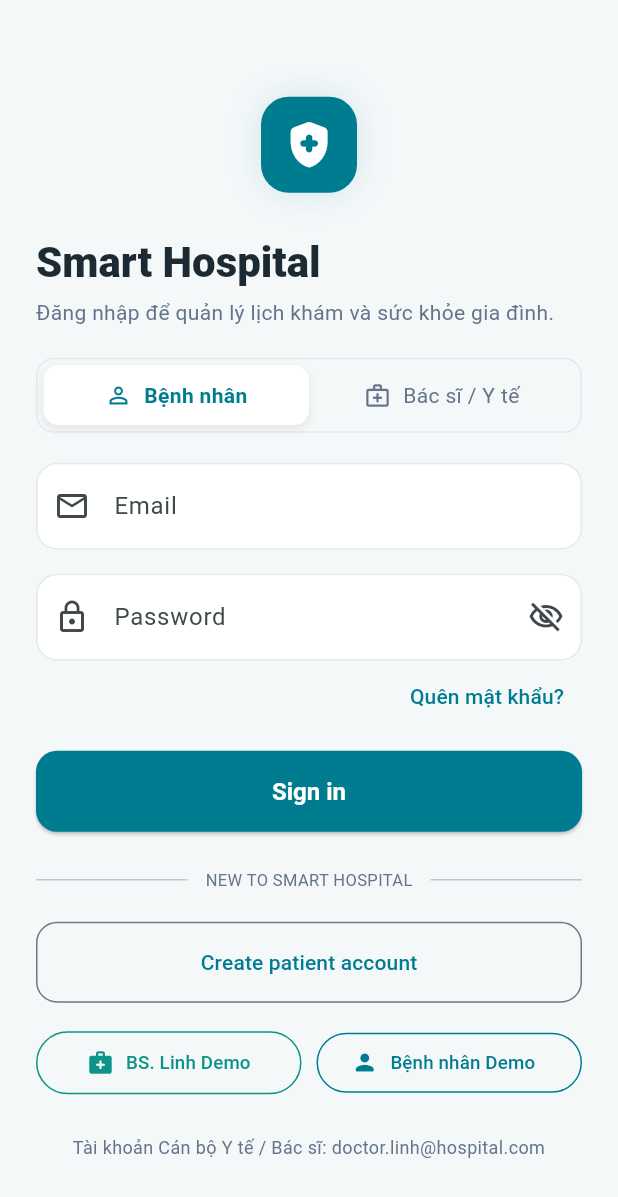
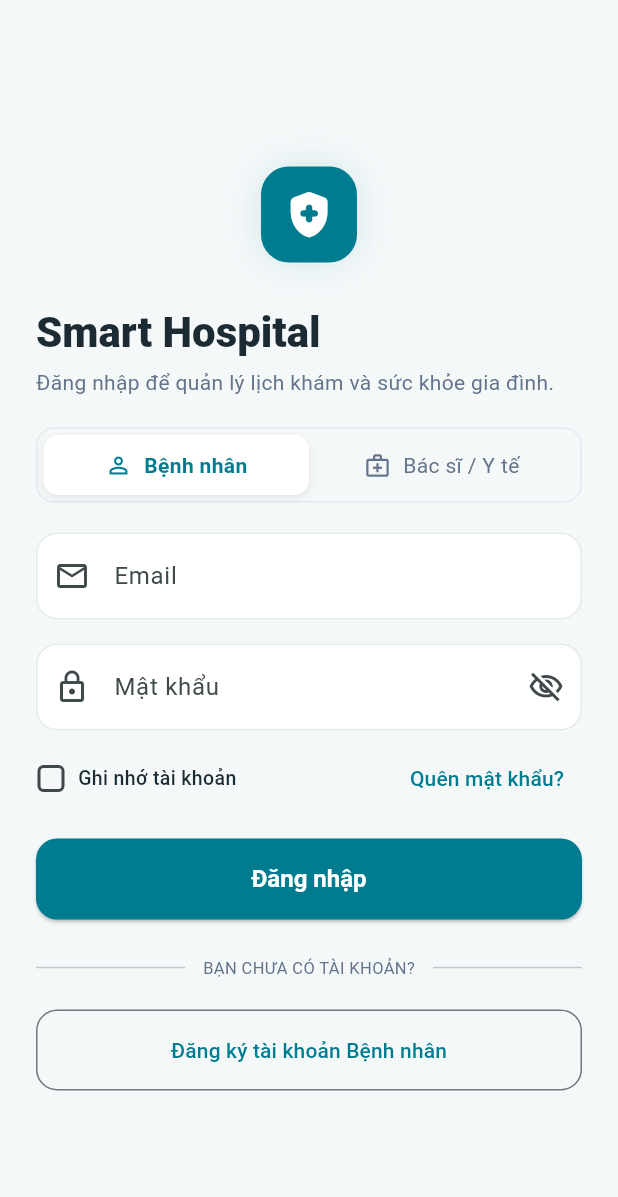
Before and after one commit to ChauThanhDat720/ChauThanhDat_2280600565_LapTrinhDiDong, a Flutter app: the screen it shows after launch, on a phone screen of 412 x 824 dp. Shown: the top 1197 px of the screen. Run offline on Flutter 3.47's test engine with Material 3 defaults, Android fonts, the phone set to English and light mode, and no system bars; our stand-ins replace camera, flutter_map, geolocator, image_picker, latlong2, pdf and 3 more; missing offline and left inert: amplify_auth_cognito, amplify_flutter, google_mlkit_pose_detection, google_mlkit_text_recognition, google_mlkit_translation, qr; accounts and stored records are empty.

Commit message:
feat(auth): enable real accounts for all doctors, patient registration persistence, remember me, and remove demo buttons

```diff
--- a/lib/core/models/app_user.dart
+++ b/lib/core/models/app_user.dart
@@ -8,10 +8,11 @@ class AppUser {
     required this.role,
     this.phoneNumber,
     this.doctorId,
+    this.department,
     this.createdAt,
   });
   final String id, fullName, email;
-  final String? phoneNumber, doctorId;
+  final String? phoneNumber, doctorId, department;
   final UserRole role;
   final DateTime? createdAt;
 }
--- a/lib/features/auth/presentation/login_screen.dart
+++ b/lib/features/auth/presentation/login_screen.dart
@@ -1,7 +1,9 @@
 import 'package:flutter/material.dart';
+import 'package:shared_preferences/shared_preferences.dart';
 
 import '../../../core/theme/app_theme.dart';
 import '../../../core/widgets/app_widgets.dart';
+import '../repositories/auth_repository.dart';
 import '../repositories/auth_repository_provider.dart';
 import 'forgot_password_screen.dart';
 import 'role_home.dart';
@@ -21,6 +23,27 @@ class _LoginScreenState extends State<LoginScreen> {
   bool _obscure = true;
   bool _loading = false;
   bool _isDoctorMode = false;
+  bool _rememberMe = false;
+
+  @override
+  void initState() {
+    super.initState();
+    _loadRememberedAccount();
+  }
+
+  Future<void> _loadRememberedAccount() async {
+    final prefs = await SharedPreferences.getInstance();
+    final remembered = prefs.getBool('auth_remember_me') ?? false;
+    if (remembered && mounted) {
+      final savedEmail = prefs.getString('auth_remembered_email') ?? '';
+      final isDoc = prefs.getBool('auth_remembered_is_doctor') ?? false;
+      setState(() {
+        _rememberMe = true;
+        _email.text = savedEmail;
+        _isDoctorMode = isDoc;
+      });
+    }
+  }
 
   @override
   void dispose() {
@@ -40,18 +63,32 @@ class _LoginScreenState extends State<LoginScreen> {
         demoName: _name.text.trim(),
       );
       if (user == null) throw StateError('No signed-in user');
+
+      final prefs = await SharedPreferences.getInstance();
+      if (_rememberMe) {
+        await prefs.setBool('auth_remember_me', true);
+        await prefs.setString('auth_remembered_email', _email.text.trim());
+        await prefs.setBool('auth_remembered_is_doctor', _isDoctorMode);
+      } else {
+        await prefs.setBool('auth_remember_me', false);
+        await prefs.remove('auth_remembered_email');
+        await prefs.remove('auth_remembered_is_doctor');
+      }
+
       if (!mounted) return;
       Navigator.of(context).pushAndRemoveUntil(
         MaterialPageRoute(builder: (_) => homeForRole(user.role, user: user)),
         (_) => false,
       );
-    } catch (_) {
+    } catch (e) {
       if (mounted) {
+        final message = e is AuthRepositoryException
+            ? e.message
+            : 'Không thể đăng nhập. Kiểm tra email, mật khẩu hoặc kết nối mạng.';
         ScaffoldMessenger.of(context).showSnackBar(
-          const SnackBar(
-            content: Text(
-              'Không thể đăng nhập. Kiểm tra email, mật khẩu hoặc kết nối mạng.',
-            ),
+          SnackBar(
+            backgroundColor: Colors.red.shade700,
+            content: Text(message),
           ),
         );
       }
@@ -82,7 +119,9 @@ class _LoginScreenState extends State<LoginScreen> {
                   ),
                   const SizedBox(height: 6),
                   Text(
-                    _isDoctorMode ? 'Cổng Bác sĩ & Bệnh án Điện tử (EMR/HIS)' : 'Đăng nhập để quản lý lịch khám và sức khỏe gia đình.',
+                    _isDoctorMode
+                        ? 'Cổng Bác sĩ & Bệnh án Điện tử (EMR/HIS)'
+                        : 'Đăng nhập để quản lý lịch khám và sức khỏe gia đình.',
                     style: const TextStyle(color: AppColors.mutedText),
                   ),
                   const SizedBox(height: 20),
@@ -101,8 +140,6 @@ class _LoginScreenState extends State<LoginScreen> {
                             onTap: () {
                               setState(() {
                                 _isDoctorMode = false;
-                                _email.clear();
-                                _password.clear();
                               });
                             },
                             borderRadius: BorderRadius.circular(10),
@@ -125,6 +162,7 @@ class _LoginScreenState extends State<LoginScreen> {
                               ),
                               child: Row(
                                 mainAxisAlignment: MainAxisAlignment.center,
+                                mainAxisSize: MainAxisSize.min,
                                 children: [
                                   Icon(
                                     Icons.person_outline,
@@ -159,8 +197,6 @@ class _LoginScreenState extends State<LoginScreen> {
                             onTap: () {
                               setState(() {
                                 _isDoctorMode = true;
-                                _email.text = 'doctor.linh@hospital.com';
-                                _password.text = '123456';
                               });
                             },
                             borderRadius: BorderRadius.circular(10),
@@ -183,6 +219,7 @@ class _LoginScreenState extends State<LoginScreen> {
                               ),
                               child: Row(
                                 mainAxisAlignment: MainAxisAlignment.center,
+                                mainAxisSize: MainAxisSize.min,
                                 children: [
                                   Icon(
                                     Icons.medical_services_outlined,
@@ -238,7 +275,7 @@ class _LoginScreenState extends State<LoginScreen> {
                           SizedBox(width: 10),
                           Expanded(
                             child: Text(
-                              'Khu vực giới hạn bảo mật EMR/HIS: Dành riêng cho Bác sĩ có chứng chỉ hành nghề được cấp phép.',
+                              'Khu vực EMR/HIS bảo mật: Dành riêng cho Bác sĩ & Cán bộ y tế được cấp tài khoản.',
                               style: TextStyle(
                                 fontSize: 12,
                                 color: Color(0xFF0D9488),
@@ -258,6 +295,9 @@ class _LoginScreenState extends State<LoginScreen> {
                       labelText: _isDoctorMode
                           ? 'Mã Bác sĩ / Email Bệnh viện'
                           : 'Email',
+                      hintText: _isDoctorMode
+                          ? 'doctor.linh@hospital.com'
+                          : 'patient.an@hospital.com',
                       prefixIcon: Icon(
                         _isDoctorMode
                             ? Icons.badge_outlined
@@ -272,8 +312,8 @@ class _LoginScreenState extends State<LoginScreen> {
                     obscureText: _obscure,
                     decoration: InputDecoration(
                       labelText: _isDoctorMode
-                          ? 'Mật khẩu bảo mật Y tế'
-                          : 'Password',
+                          ? 'Mật khẩu Bác sĩ'
+                          : 'Mật khẩu',
                       prefixIcon: const Icon(Icons.lock_outline),
                       suffixIcon: IconButton(
                         icon: Icon(
@@ -285,12 +325,54 @@ class _LoginScreenState extends State<LoginScreen> {
                       ),
                     ),
                     validator: (value) => value == null || value.length < 6
-                        ? 'Password must have at least 6 characters'
+                        ? 'Mật khẩu phải có ít nhất 6 ký tự'
                         : null,
                   ),
-                  Align(
-                    alignment: Alignment.centerRight,
-                    child: TextButton(
+                  const SizedBox(height: 8),
+                  Row(
+                    mainAxisAlignment: MainAxisAlignment.spaceBetween,
+                    children: [
+                      Expanded(
+                        child: InkWell(
+                          onTap: () => setState(() => _rememberMe = !_rememberMe),
+                          borderRadius: BorderRadius.circular(6),
+                          child: Padding(
+                            padding: const EdgeInsets.symmetric(vertical: 4),
+                            child: Row(
+                              mainAxisSize: MainAxisSize.min,
+                              children: [
+                                SizedBox(
+                                  height: 20,
+                                  width: 20,
+                                  child: Checkbox(
+                                    value: _rememberMe,
+                                    activeColor: AppColors.primary,
+                                    shape: RoundedRectangleBorder(
+                                      borderRadius: BorderRadius.circular(4),
+                                    ),
+                                    onChanged: (val) =>
+                                        setState(() => _rememberMe = val ?? false),
+                                  ),
+                                ),
+                                const SizedBox(width: 8),
+                                const Flexible(
+                                  child: Text(
+                                    'Ghi nhớ tài khoản',
+                                    maxLines: 1,
+                                    overflow: TextOverflow.ellipsis,
+                                    style: TextStyle(
+                                      fontSize: 13,
+                                      fontWeight: FontWeight.w500,
+                                      color: AppColors.text,
+                                    ),
+                                  ),
+                                ),
+                              ],
+                            ),
+                          ),
+                        ),
+                      ),
+                      TextButton(
                         onPressed: () => Navigator.of(context).push(
                           MaterialPageRoute(
                             builder: (_) => const ForgotPasswordScreen(),
@@ -298,8 +380,9 @@ class _LoginScreenState extends State<LoginScreen> {
                         ),
                         child: const Text('Quên mật khẩu?'),
                       ),
+                    ],
                   ),
-                  const SizedBox(height: 12),
+                  const SizedBox(height: 16),
                   ElevatedButton(
                     onPressed: _loading ? null : _login,
                     child: _loading
@@ -314,7 +397,7 @@ class _LoginScreenState extends State<LoginScreen> {
                         : Text(
                             _isDoctorMode
                                 ? 'Đăng nhập Bàn khám Bác sĩ'
-                                : 'Sign in',
+                                : 'Đăng nhập',
                           ),
                   ),
                   const SizedBox(height: 24),
@@ -324,7 +407,7 @@ class _LoginScreenState extends State<LoginScreen> {
                       Padding(
                         padding: EdgeInsets.symmetric(horizontal: 12),
                         child: Text(
-                          'NEW TO SMART HOSPITAL',
+                          'BẠN CHƯA CÓ TÀI KHOẢN?',
                           style: TextStyle(
                             fontSize: 11,
                             color: AppColors.mutedText,
@@ -342,69 +425,18 @@ class _LoginScreenState extends State<LoginScreen> {
                         borderRadius: BorderRadius.circular(14),
                       ),
                     ),
-                    onPressed: () => Navigator.of(context).push(
+                    onPressed: () async {
+                      final registeredEmail = await Navigator.of(context).push<String>(
                         MaterialPageRoute(builder: (_) => const RegisterScreen()),
-                    ),
-                    child: const Text('Create patient account'),
-                  ),
-                  const SizedBox(height: 16),
-                  if (authRepository.isDemo)
-                    Row(
-                      children: [
-                        Expanded(
-                          child: OutlinedButton.icon(
-                            style: OutlinedButton.styleFrom(
-                              foregroundColor: const Color(0xFF0D9488),
-                              side: const BorderSide(color: Color(0xFF0D9488)),
-                              padding: const EdgeInsets.symmetric(vertical: 12),
-                            ),
-                            icon: const Icon(
-                              Icons.medical_services_rounded,
-                              size: 18,
-                            ),
-                            label: const Text(
-                              'BS. Linh Demo',
-                              style: TextStyle(fontSize: 12.5),
-                            ),
-                            onPressed: () {
-                              _email.text = 'doctor.linh@hospital.com';
-                              _password.text = '123456';
-                              _login();
+                      );
+                      if (registeredEmail != null && registeredEmail.isNotEmpty) {
+                        setState(() {
+                          _email.text = registeredEmail;
+                          _isDoctorMode = false;
+                        });
+                      }
                     },
-                          ),
-                        ),
-                        const SizedBox(width: 10),
-                        Expanded(
-                          child: OutlinedButton.icon(
-                            style: OutlinedButton.styleFrom(
-                              foregroundColor: AppColors.primary,
-                              side: const BorderSide(color: AppColors.primary),
-                            ),
-                            icon: const Icon(Icons.person_rounded, size: 18),
-                            label: const Text(
-                              'Bệnh nhân Demo',
-                              style: TextStyle(fontSize: 12.5),
-                            ),
-                            onPressed: () {
-                              _email.text = 'patient.an@hospital.com';
-                              _password.text = '123456';
-                              _login();
-                            },
-                          ),
-                        ),
-                      ],
-                    ),
-                  const SizedBox(height: 24),
-                  if (authRepository.isDemo)
-                    const Center(
-                      child: Text(
-                        'Tài khoản Cán bộ Y tế / Bác sĩ: doctor.linh@hospital.com',
-                        textAlign: TextAlign.center,
-                        style: TextStyle(
-                          color: AppColors.mutedText,
-                          fontSize: 12,
-                        ),
-                      ),
+                    child: const Text('Đăng ký tài khoản Bệnh nhân'),
                   ),
                 ],
               ),
@@ -417,9 +449,9 @@ class _LoginScreenState extends State<LoginScreen> {
 }
 
 String? emailValidator(String? value) {
-  if (value == null || value.trim().isEmpty) return 'Please enter your email';
+  if (value == null || value.trim().isEmpty) return 'Vui lòng nhập địa chỉ email';
   if (!RegExp(r'^[^@\s]+@[^@\s]+\.[^@\s]+$').hasMatch(value)) {
-    return 'Enter a valid email address';
+    return 'Địa chỉ email không đúng định dạng';
   }
   return null;
 }
--- a/lib/features/auth/presentation/register_screen.dart
+++ b/lib/features/auth/presentation/register_screen.dart
@@ -1,6 +1,7 @@
 import 'package:flutter/material.dart';
 
 import '../../../core/theme/app_theme.dart';
+import '../repositories/auth_repository.dart';
 import '../repositories/auth_repository_provider.dart';
 import 'confirm_email_screen.dart';
 import 'login_screen.dart';
@@ -22,6 +23,7 @@ class _RegisterScreenState extends State<RegisterScreen> {
   String _gender = 'Không muốn nêu';
   bool _acceptedTerms = false;
   bool _loading = false;
+
   @override
   void dispose() {
     _name.dispose();
@@ -37,7 +39,9 @@ class _RegisterScreenState extends State<RegisterScreen> {
     if (!_formKey.currentState!.validate() || !_acceptedTerms) {
       if (!_acceptedTerms) {
         ScaffoldMessenger.of(context).showSnackBar(
-          const SnackBar(content: Text('Please accept the terms to continue.')),
+          const SnackBar(
+            content: Text('Vui lòng đồng ý với điều khoản sử dụng để tiếp tục.'),
+          ),
         );
       }
       return;
@@ -49,6 +53,9 @@ class _RegisterScreenState extends State<RegisterScreen> {
         email: _email.text.trim(),
         password: _password.text,
         phone: _phone.text.trim(),
+        dateOfBirth: _dateOfBirth.text.trim(),
+        gender: _gender,
+        address: _address.text.trim(),
       );
       if (!mounted) return;
       if (outcome.needsConfirmation) {
@@ -58,15 +65,25 @@ class _RegisterScreenState extends State<RegisterScreen> {
           ),
         );
       } else {
-        Navigator.of(context).pop();
-      }
-    } catch (_) {
-      if (mounted) {
         ScaffoldMessenger.of(context).showSnackBar(
           const SnackBar(
+            backgroundColor: Color(0xFF10B981),
             content: Text(
-              'Không thể đăng ký. Kiểm tra thông tin hoặc kết nối mạng.',
+              'Đăng ký tài khoản thành công! Bạn có thể đăng nhập ngay.',
             ),
+          ),
+        );
+        Navigator.of(context).pop(_email.text.trim());
+      }
+    } catch (e) {
+      if (mounted) {
+        final message = e is AuthRepositoryException
+            ? e.message
+            : 'Không thể đăng ký. Kiểm tra thông tin hoặc kết nối mạng.';
+        ScaffoldMessenger.of(context).showSnackBar(
+          SnackBar(
+            backgroundColor: Colors.red.shade700,
+            content: Text(message),
           ),
         );
       }
@@ -90,13 +107,13 @@ class _RegisterScreenState extends State<RegisterScreen> {
                 crossAxisAlignment: CrossAxisAlignment.start,
                 children: [
                   Text(
-                    'Create your account',
+                    'Đăng ký tài khoản Bệnh nhân',
                     style: Theme.of(context).textTheme.headlineMedium
                         ?.copyWith(fontWeight: FontWeight.w800),
                   ),
                   const SizedBox(height: 8),
                   const Text(
-                    'Your medical information stays private and secure.',
+                    'Thông tin sức khỏe của bạn được bảo mật tuyệt đối theo tiêu chuẩn y tế.',
                     style: TextStyle(color: AppColors.mutedText),
                   ),
                   const SizedBox(height: 30),
@@ -104,11 +121,11 @@ class _RegisterScreenState extends State<RegisterScreen> {
                     controller: _name,
                     textCapitalization: TextCapitalization.words,
                     decoration: const InputDecoration(
-                      labelText: 'Full name',
+                      labelText: 'Họ và tên',
                       prefixIcon: Icon(Icons.person_outline),
                     ),
                     validator: (v) => v == null || v.trim().length < 2
-                        ? 'Enter your full name'
+                        ? 'Vui lòng nhập họ và tên'
                         : null,
                   ),
                   const SizedBox(height: 16),
@@ -116,7 +133,7 @@ class _RegisterScreenState extends State<RegisterScreen> {
                     controller: _email,
                     keyboardType: TextInputType.emailAddress,
                     decoration: const InputDecoration(
-                      labelText: 'Email address',
+                      labelText: 'Địa chỉ Email',
                       prefixIcon: Icon(Icons.mail_outline),
                     ),
                     validator: emailValidator,
@@ -126,26 +143,14 @@ class _RegisterScreenState extends State<RegisterScreen> {
                     controller: _password,
                     obscureText: true,
                     decoration: const InputDecoration(
-                      labelText: 'Create password',
+                      labelText: 'Tạo mật khẩu',
                       prefixIcon: Icon(Icons.lock_outline),
                     ),
-                    validator: (v) {
-                      if (authRepository.isDemo) {
-                        return v == null || v.length < 8
-                            ? 'Use at least 8 characters'
-                            : null;
-                      }
-                      if (v == null ||
-                          v.length < 12 ||
-                          !RegExp(r'[A-Z]').hasMatch(v) ||
-                          !RegExp(r'[a-z]').hasMatch(v) ||
-                          !RegExp(r'[0-9]').hasMatch(v)) {
-                        return 'Dùng ít nhất 12 ký tự, gồm chữ hoa, chữ thường và số';
-                      }
-                      return null;
-                    },
+                    validator: (v) => v == null || v.length < 6
+                        ? 'Mật khẩu phải có ít nhất 6 ký tự'
+                        : null,
                   ),
-                  const SizedBox(height: 12),
+                  const SizedBox(height: 16),
                   TextFormField(
                     controller: _phone,
                     keyboardType: TextInputType.phone,
@@ -178,8 +183,8 @@ class _RegisterScreenState extends State<RegisterScreen> {
                       prefixIcon: Icon(Icons.person_outline),
                     ),
                     items: const [
+                      DropdownMenuItem(value: 'Nam', child: Text('Nam')),
                       DropdownMenuItem(value: 'Nữ', child: Text('Nữ')),
-                      DropdownMenuItem(value: 'Nam', child: Text('Nam')),
                       DropdownMenuItem(value: 'Khác', child: Text('Khác')),
                       DropdownMenuItem(
                         value: 'Không muốn nêu',
@@ -195,12 +200,12 @@ class _RegisterScreenState extends State<RegisterScreen> {
                     textCapitalization: TextCapitalization.words,
                     maxLines: 2,
                     decoration: const InputDecoration(
-                      labelText: 'Địa chỉ',
+                      labelText: 'Địa chỉ nơi ở',
                       prefixIcon: Icon(Icons.location_on_outlined),
                       alignLabelWithHint: true,
                     ),
                     validator: (value) => value == null || value.trim().isEmpty
-                        ? 'Nhập địa chỉ'
+                        ? 'Nhập địa chỉ nơi ở'
                         : null,
                   ),
                   const SizedBox(height: 12),
@@ -211,7 +216,7 @@ class _RegisterScreenState extends State<RegisterScreen> {
                     controlAffinity: ListTileControlAffinity.leading,
                     contentPadding: EdgeInsets.zero,
                     title: const Text(
-                      'I agree to the Terms of Use and Privacy Policy',
+                      'Tôi đồng ý với Điều khoản sử dụng và Chính sách bảo mật Y tế.',
                       style: TextStyle(fontSize: 13),
                     ),
                   ),
@@ -227,7 +232,7 @@ class _RegisterScreenState extends State<RegisterScreen> {
                               strokeWidth: 2,
                             ),
                           )
-                        : const Text('Create account'),
+                        : const Text('Hoàn tất Đăng ký'),
                   ),
                 ],
               ),
```
Also changed, not shown: lib/core/session/patient_session.dart (+43 -1 lines), lib/features/auth/presentation/role_home.dart (+29 -28 lines), lib/features/auth/repositories/auth_repository.dart (+316 -18 lines), 1 other file. Lines whose indentation alone changed are shown as unchanged.
